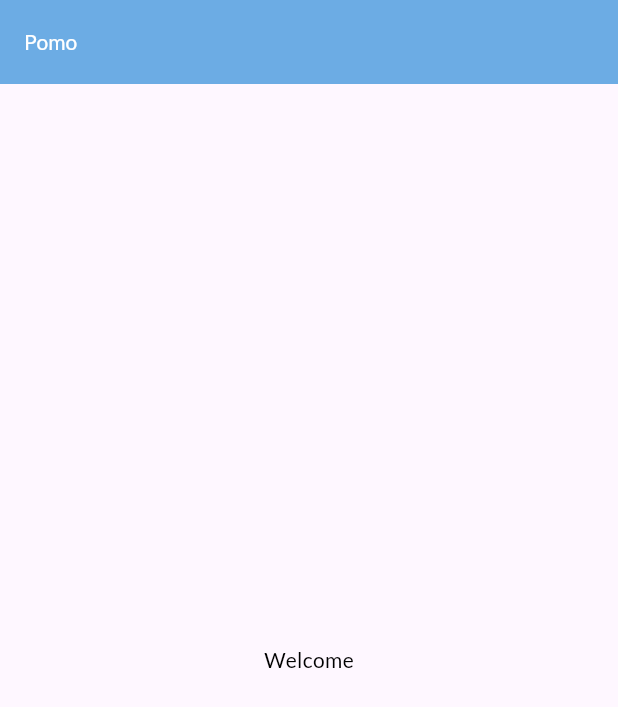
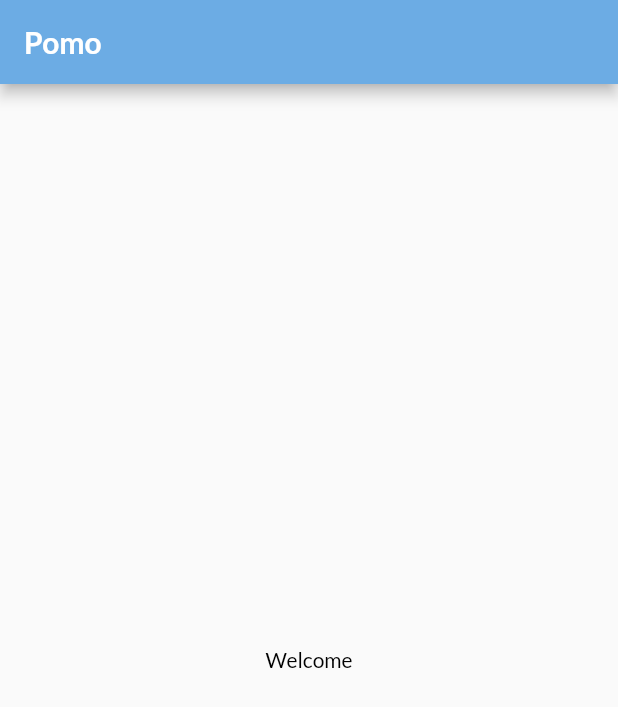
Before and after one commit to zullapo/pomo, a Flutter app: the screen it shows after launch, on a phone screen of 412 x 824 dp. Shown: the top 707 px of the screen. Run offline on Flutter 3.47's test engine with Material 2 defaults, Android fonts, the phone set to English and light mode, and no system bars; missing offline and left inert: responsive_ui.

Commit message:
Added theme

```diff
--- a/lib/app/home.dart
+++ b/lib/app/home.dart
@@ -10,12 +10,8 @@ class Home extends StatelessWidget {
     return Scaffold(
       appBar: AppBar(
         backgroundColor: AppColors.skyBlue,
-        title: Text(
+        title: const Text(
           "Pomo",
-          style: latoW400(
-            size: 14,
-            color: AppColors.white,
-          ),
         ),
       ),
       body: Center(
--- a/lib/app/shared/colors.dart
+++ b/lib/app/shared/colors.dart
@@ -2,6 +2,7 @@ import 'package:flutter/material.dart';
 
 class AppColors {
   static const Color skyBlue = Color(0xFF6CACE4);
+  static const Color yellow = Color(0xFFFFB81C);
   static const Color white = Color(0xFFFFFFFF);
   static const Color black = Color(0xFF000000);
 }
--- a/lib/app/shared/fonts.dart
+++ b/lib/app/shared/fonts.dart
@@ -11,3 +11,15 @@ TextStyle latoW400({
     color: color,
   );
 }
+
+TextStyle latoBold({
+  required double size,
+  required Color color,
+}) {
+  return TextStyle(
+    fontWeight: FontWeight.bold,
+    fontFamily: "Lato",
+    fontSize: size,
+    color: color,
+  );
+}
--- a/lib/main.dart
+++ b/lib/main.dart
@@ -1,5 +1,7 @@
 import 'package:flutter/material.dart';
 import 'package:pomo/app/home.dart';
+import 'package:pomo/app/shared/colors.dart';
+import 'package:pomo/app/shared/fonts.dart';
 import 'package:responsive_ui/responsive_ui.dart';
 
 void main() => runApp(const Main());
@@ -10,12 +12,21 @@ class Main extends StatelessWidget {
   @override
   Widget build(BuildContext context) {
     Responsive.setGlobalBreakPoints(768, 992, 1200, 1400);
+    final ThemeData theme = ThemeData();
     return MaterialApp(
       title: "Pomo",
       debugShowCheckedModeBanner: false,
-      theme: ThemeData(
-        fontFamily: "Lato",
-        useMaterial3: true,
+      theme: theme.copyWith(
+        colorScheme: theme.colorScheme.copyWith(
+          primary: AppColors.skyBlue,
+          secondary: AppColors.yellow,
+        ),
+        appBarTheme: AppBarTheme(
+          titleTextStyle: latoBold(
+            size: 20,
+            color: AppColors.white,
+          ),
+        ),
       ),
       initialRoute: '/home',
       routes: {
```
